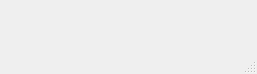
AntiFireWall/Tic-Tac-Toe, file mainwindow.ui: the form before one commit.
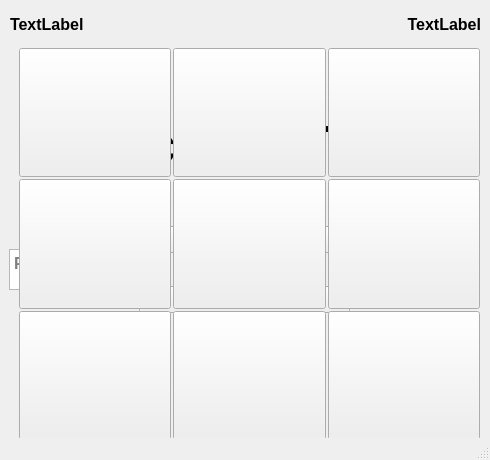
The form after the commit. Icons and pictures are not drawn.

```diff
--- a/mainwindow.ui
+++ b/mainwindow.ui
@@ -6,8 +6,8 @@
    <rect>
     <x>0</x>
     <y>0</y>
-    <width>257</width>
-    <height>74</height>
+    <width>490</width>
+    <height>460</height>
    </rect>
   </property>
   <property name="sizePolicy">
@@ -19,7 +19,483 @@
   <property name="windowTitle">
    <string>MainWindow</string>
   </property>
-  <widget class="QWidget" name="centralwidget"/>
+  <property name="windowIcon">
+   <iconset resource="WindowIcon.qrc">
+    <normaloff>:/new/icon/xo.ico</normaloff>:/new/icon/xo.ico</iconset>
+  </property>
+  <widget class="QWidget" name="centralwidget">
+   <widget class="QWidget" name="gameWidget" native="true">
+    <property name="geometry">
+     <rect>
+      <x>0</x>
+      <y>-1</y>
+      <width>491</width>
+      <height>441</height>
+     </rect>
+    </property>
+    <widget class="QLabel" name="player1display">
+     <property name="geometry">
+      <rect>
+       <x>10</x>
+       <y>10</y>
+       <width>241</width>
+       <height>31</height>
+      </rect>
+     </property>
+     <property name="font">
+      <font>
+       <pointsize>12</pointsize>
+       <bold>true</bold>
+      </font>
+     </property>
+     <property name="text">
+      <string>TextLabel</string>
+     </property>
+     <property name="alignment">
+      <set>Qt::AlignmentFlag::AlignLeading|Qt::AlignmentFlag::AlignLeft|Qt::AlignmentFlag::AlignVCenter</set>
+     </property>
+    </widget>
+    <widget class="QLabel" name="player2display">
+     <property name="geometry">
+      <rect>
+       <x>240</x>
+       <y>10</y>
+       <width>241</width>
+       <height>31</height>
+      </rect>
+     </property>
+     <property name="font">
+      <font>
+       <pointsize>12</pointsize>
+       <bold>true</bold>
+      </font>
+     </property>
+     <property name="text">
+      <string>TextLabel</string>
+     </property>
+     <property name="alignment">
+      <set>Qt::AlignmentFlag::AlignRight|Qt::AlignmentFlag::AlignTrailing|Qt::AlignmentFlag::AlignVCenter</set>
+     </property>
+    </widget>
+    <widget class="QWidget" name="buttonGrid" native="true">
+     <property name="geometry">
+      <rect>
+       <x>10</x>
+       <y>40</y>
+       <width>470</width>
+       <height>401</height>
+      </rect>
+     </property>
+     <property name="styleSheet">
+      <string notr="true"/>
+     </property>
+     <layout class="QGridLayout" name="gridLayout" rowstretch="1,1,1" columnstretch="1,1,1">
+      <property name="sizeConstraint">
+       <enum>QLayout::SizeConstraint::SetDefaultConstraint</enum>
+      </property>
+      <property name="leftMargin">
+       <number>9</number>
+      </property>
+      <property name="topMargin">
+       <number>9</number>
+      </property>
+      <property name="spacing">
+       <number>2</number>
+      </property>
+      <item row="2" column="1">
+       <widget class="QPushButton" name="bottomMiddle">
+        <property name="sizePolicy">
+         <sizepolicy hsizetype="Expanding" vsizetype="Expanding">
+          <horstretch>0</horstretch>
+          <verstretch>0</verstretch>
+         </sizepolicy>
+        </property>
+        <property name="minimumSize">
+         <size>
+          <width>149</width>
+          <height>126</height>
+         </size>
+        </property>
+        <property name="font">
+         <font>
+          <pointsize>52</pointsize>
+          <bold>true</bold>
+         </font>
+        </property>
+        <property name="styleSheet">
+         <string notr="true"/>
+        </property>
+        <property name="text">
+         <string/>
+        </property>
+       </widget>
+      </item>
+      <item row="1" column="0">
+       <widget class="QPushButton" name="middleLeft">
+        <property name="sizePolicy">
+         <sizepolicy hsizetype="Expanding" vsizetype="Expanding">
+          <horstretch>0</horstretch>
+          <verstretch>0</verstretch>
+         </sizepolicy>
+        </property>
+        <property name="minimumSize">
+         <size>
+          <width>149</width>
+          <height>126</height>
+         </size>
+        </property>
+        <property name="font">
+         <font>
+          <pointsize>52</pointsize>
+          <bold>true</bold>
+         </font>
+        </property>
+        <property name="styleSheet">
+         <string notr="true"/>
+        </property>
+        <property name="text">
+         <string/>
+        </property>
+       </widget>
+      </item>
+      <item row="0" column="2">
+       <widget class="QPushButton" name="topRight">
+        <property name="sizePolicy">
+         <sizepolicy hsizetype="Expanding" vsizetype="Expanding">
+          <horstretch>0</horstretch>
+          <verstretch>0</verstretch>
+         </sizepolicy>
+        </property>
+        <property name="minimumSize">
+         <size>
+          <width>149</width>
+          <height>126</height>
+         </size>
+        </property>
+        <property name="font">
+         <font>
+          <pointsize>52</pointsize>
+          <bold>true</bold>
+         </font>
+        </property>
+        <property name="styleSheet">
+         <string notr="true"/>
+        </property>
+        <property name="text">
+         <string/>
+        </property>
+       </widget>
+      </item>
+      <item row="2" column="0">
+       <widget class="QPushButton" name="bottomLeft">
+        <property name="sizePolicy">
+         <sizepolicy hsizetype="Expanding" vsizetype="Expanding">
+          <horstretch>0</horstretch>
+          <verstretch>0</verstretch>
+         </sizepolicy>
+        </property>
+        <property name="minimumSize">
+         <size>
+          <width>149</width>
+          <height>126</height>
+         </size>
+        </property>
+        <property name="font">
+         <font>
+          <pointsize>52</pointsize>
+          <bold>true</bold>
+         </font>
+        </property>
+        <property name="styleSheet">
+         <string notr="true"/>
+        </property>
+        <property name="text">
+         <string/>
+        </property>
+       </widget>
+      </item>
+      <item row="0" column="1">
+       <widget class="QPushButton" name="topMiddle">
+        <property name="sizePolicy">
+         <sizepolicy hsizetype="Expanding" vsizetype="Expanding">
+          <horstretch>0</horstretch>
+          <verstretch>0</verstretch>
+         </sizepolicy>
+        </property>
+        <property name="minimumSize">
+         <size>
+          <width>149</width>
+          <height>126</height>
+         </size>
+        </property>
+        <property name="font">
+         <font>
+          <pointsize>52</pointsize>
+          <bold>true</bold>
+         </font>
+        </property>
+        <property name="styleSheet">
+         <string notr="true"/>
+        </property>
+        <property name="text">
+         <string/>
+        </property>
+       </widget>
+      </item>
+      <item row="2" column="2">
+       <widget class="QPushButton" name="bottomRight">
+        <property name="sizePolicy">
+         <sizepolicy hsizetype="Expanding" vsizetype="Expanding">
+          <horstretch>0</horstretch>
+          <verstretch>0</verstretch>
+         </sizepolicy>
+        </property>
+        <property name="minimumSize">
+         <size>
+          <width>149</width>
+          <height>126</height>
+         </size>
+        </property>
+        <property name="font">
+         <font>
+          <pointsize>52</pointsize>
+          <bold>true</bold>
+         </font>
+        </property>
+        <property name="styleSheet">
+         <string notr="true"/>
+        </property>
+        <property name="text">
+         <string/>
+        </property>
+       </widget>
+      </item>
+      <item row="1" column="2">
+       <widget class="QPushButton" name="middleRight">
+        <property name="sizePolicy">
+         <sizepolicy hsizetype="Expanding" vsizetype="Expanding">
+          <horstretch>0</horstretch>
+          <verstretch>0</verstretch>
+         </sizepolicy>
+        </property>
+        <property name="minimumSize">
+         <size>
+          <width>149</width>
+          <height>126</height>
+         </size>
+        </property>
+        <property name="font">
+         <font>
+          <pointsize>52</pointsize>
+          <bold>true</bold>
+         </font>
+        </property>
+        <property name="styleSheet">
+         <string notr="true"/>
+        </property>
+        <property name="text">
+         <string/>
+        </property>
+       </widget>
+      </item>
+      <item row="0" column="0">
+       <widget class="QPushButton" name="topLeft">
+        <property name="sizePolicy">
+         <sizepolicy hsizetype="Expanding" vsizetype="Expanding">
+          <horstretch>0</horstretch>
+          <verstretch>0</verstretch>
+         </sizepolicy>
+        </property>
+        <property name="minimumSize">
+         <size>
+          <width>149</width>
+          <height>126</height>
+         </size>
+        </property>
+        <property name="font">
+         <font>
+          <pointsize>52</pointsize>
+          <bold>true</bold>
+         </font>
+        </property>
+        <property name="styleSheet">
+         <string notr="true"/>
+        </property>
+        <property name="text">
+         <string/>
+        </property>
+       </widget>
+      </item>
+      <item row="1" column="1">
+       <widget class="QPushButton" name="middle">
+        <property name="sizePolicy">
+         <sizepolicy hsizetype="Expanding" vsizetype="Expanding">
+          <horstretch>0</horstretch>
+          <verstretch>0</verstretch>
+         </sizepolicy>
+        </property>
+        <property name="minimumSize">
+         <size>
+          <width>149</width>
+          <height>126</height>
+         </size>
+        </property>
+        <property name="font">
+         <font>
+          <pointsize>52</pointsize>
+          <bold>true</bold>
+         </font>
+        </property>
+        <property name="styleSheet">
+         <string notr="true"/>
+        </property>
+        <property name="text">
+         <string/>
+        </property>
+       </widget>
+      </item>
+     </layout>
+    </widget>
+    <widget class="QLabel" name="stalemateMsg">
+     <property name="geometry">
+      <rect>
+       <x>170</x>
+       <y>10</y>
+       <width>151</width>
+       <height>31</height>
+      </rect>
+     </property>
+     <property name="font">
+      <font>
+       <pointsize>14</pointsize>
+       <bold>true</bold>
+      </font>
+     </property>
+     <property name="text">
+      <string/>
+     </property>
+     <property name="alignment">
+      <set>Qt::AlignmentFlag::AlignCenter</set>
+     </property>
+    </widget>
+   </widget>
+   <widget class="QWidget" name="menuWidget" native="true">
+    <property name="geometry">
+     <rect>
+      <x>-1</x>
+      <y>-1</y>
+      <width>491</width>
+      <height>441</height>
+     </rect>
+    </property>
+    <widget class="QTextEdit" name="player1name">
+     <property name="geometry">
+      <rect>
+       <x>10</x>
+       <y>250</y>
+       <width>121</width>
+       <height>41</height>
+      </rect>
+     </property>
+     <property name="font">
+      <font>
+       <pointsize>12</pointsize>
+       <bold>true</bold>
+      </font>
+     </property>
+     <property name="placeholderText">
+      <string>Player 1: X</string>
+     </property>
+    </widget>
+    <widget class="QTextEdit" name="player2name">
+     <property name="geometry">
+      <rect>
+       <x>360</x>
+       <y>250</y>
+       <width>121</width>
+       <height>41</height>
+      </rect>
+     </property>
+     <property name="font">
+      <font>
+       <pointsize>12</pointsize>
+       <bold>true</bold>
+      </font>
+     </property>
+     <property name="placeholderText">
+      <string>Player 2: O</string>
+     </property>
+    </widget>
+    <widget class="QWidget" name="verticalLayoutWidget_2">
+     <property name="geometry">
+      <rect>
+       <x>0</x>
+       <y>90</y>
+       <width>491</width>
+       <height>111</height>
+      </rect>
+     </property>
+     <layout class="QVBoxLayout" name="menuHeaderBox">
+      <item>
+       <widget class="QLabel" name="menuHeader">
+        <property name="font">
+         <font>
+          <pointsize>40</pointsize>
+          <bold>true</bold>
+         </font>
+        </property>
+        <property name="text">
+         <string>Tic-Tac-Toe</string>
+        </property>
+        <property name="alignment">
+         <set>Qt::AlignmentFlag::AlignCenter</set>
+        </property>
+       </widget>
+      </item>
+     </layout>
+    </widget>
+    <widget class="QWidget" name="verticalLayoutWidget">
+     <property name="geometry">
+      <rect>
+       <x>140</x>
+       <y>200</y>
+       <width>211</width>
+       <height>141</height>
+      </rect>
+     </property>
+     <layout class="QVBoxLayout" name="menuButtons">
+      <item>
+       <widget class="QPushButton" name="play">
+        <property name="font">
+         <font>
+          <pointsize>12</pointsize>
+          <bold>true</bold>
+         </font>
+        </property>
+        <property name="text">
+         <string>Play</string>
+        </property>
+       </widget>
+      </item>
+      <item>
+       <widget class="QPushButton" name="quit">
+        <property name="font">
+         <font>
+          <pointsize>12</pointsize>
+          <bold>true</bold>
+         </font>
+        </property>
+        <property name="text">
+         <string>Quit</string>
+        </property>
+       </widget>
+      </item>
+     </layout>
+    </widget>
+   </widget>
+   <zorder>menuWidget</zorder>
+   <zorder>gameWidget</zorder>
+  </widget>
   <widget class="QMenuBar" name="menubar">
    <property name="geometry">
     <rect>
```
Left out of the diff: 8 changed lines with no effect on the pictures.
